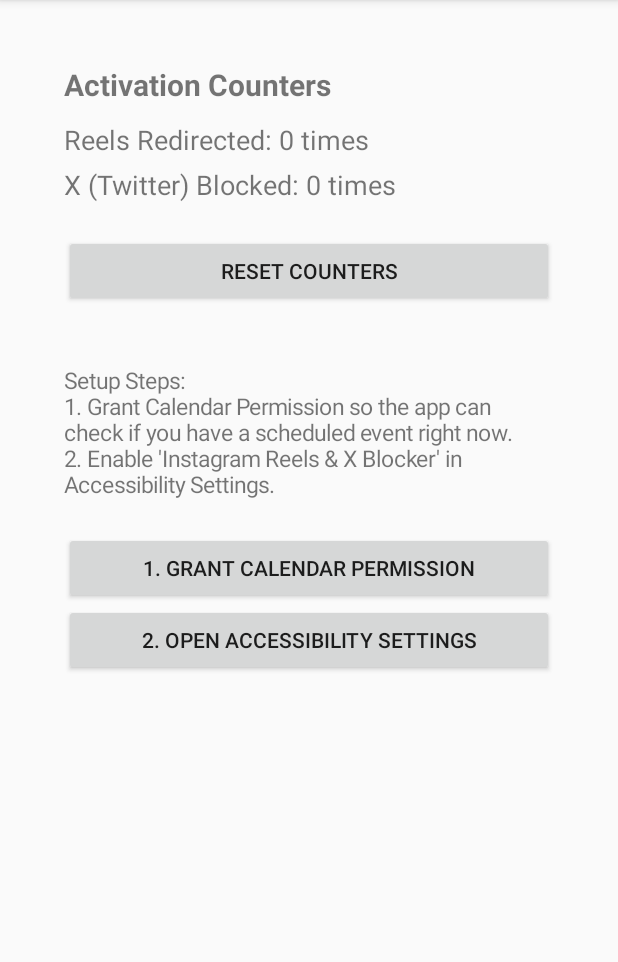
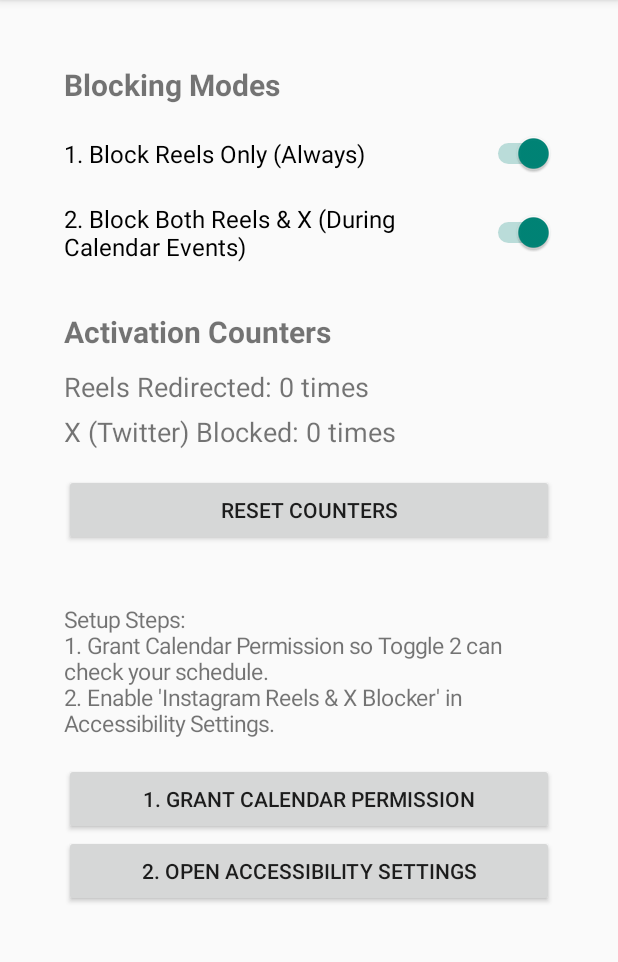
Before and after one commit to trevaah/NoReels, an Android app: the screen it shows after launch (MainActivity), after a tap on "RESET COUNTERS", on a phone screen of 412 x 824 dp, the part 84-1046 px from its top. Run offline under Robolectric (Android 15) with nearby library versions, the phone set to English and light mode, and no system bars.

Commit message:
Add files via upload

```diff
--- a/app/src/main/java/com/example/noreels/MainActivity.kt
+++ b/app/src/main/java/com/example/noreels/MainActivity.kt
@@ -9,6 +9,8 @@ import android.os.Bundle
 import android.provider.Settings
 import android.widget.Button
 import android.widget.LinearLayout
+import android.widget.ScrollView
+import android.widget.Switch
 import android.widget.TextView
 import android.widget.Toast
 import androidx.appcompat.app.AppCompatActivity
@@ -19,20 +21,52 @@ class MainActivity : AppCompatActivity() {
 
     private lateinit var reelsCounterText: TextView
     private lateinit var xCounterText: TextView
+    private lateinit var toggleAlwaysReels: Switch
+    private lateinit var toggleCalendarBoth: Switch
 
     override fun onCreate(savedInstanceState: Bundle?) {
         super.onCreate(savedInstanceState)
 
+        val prefs = getSharedPreferences("NoReelsPrefs", Context.MODE_PRIVATE)
+
+        val scrollView = ScrollView(this)
         val layout = LinearLayout(this).apply {
             orientation = LinearLayout.VERTICAL
             setPadding(64, 64, 64, 64)
+        }
+
+        val modesHeader = TextView(this).apply {
+            text = "Blocking Modes"
+            textSize = 20f
+            setTypeface(null, Typeface.BOLD)
+            setPadding(0, 0, 0, 16)
+        }
+
+        toggleAlwaysReels = Switch(this).apply {
+            text = "1. Block Reels Only (Always)"
+            textSize = 16f
+            setPadding(0, 16, 0, 16)
+            isChecked = prefs.getBoolean("toggle_reels_always", true)
+            setOnCheckedChangeListener { _, isChecked ->
+                prefs.edit().putBoolean("toggle_reels_always", isChecked).apply()
+            }
+        }
+
+        toggleCalendarBoth = Switch(this).apply {
+            text = "2. Block Both Reels & X (During Calendar Events)"
+            textSize = 16f
+            setPadding(0, 16, 0, 32)
+            isChecked = prefs.getBoolean("toggle_both_calendar", true)
+            setOnCheckedChangeListener { _, isChecked ->
+                prefs.edit().putBoolean("toggle_both_calendar", isChecked).apply()
+            }
         }
 
         val statsHeader = TextView(this).apply {
             text = "Activation Counters"
             textSize = 20f
             setTypeface(null, Typeface.BOLD)
-            setPadding(0, 0, 0, 16)
+            setPadding(0, 16, 0, 16)
         }
 
         reelsCounterText = TextView(this).apply {
@@ -42,14 +76,13 @@ class MainActivity : AppCompatActivity() {
 
         xCounterText = TextView(this).apply {
             textSize = 18f
-            setPadding(0, 0, 0, 32)
+            setPadding(0, 0, 0, 24)
         }
 
         val resetBtn = Button(this).apply {
             text = "Reset Counters"
             setOnClickListener {
-                getSharedPreferences("NoReelsPrefs", Context.MODE_PRIVATE)
-                    .edit()
+                prefs.edit()
                     .putInt("reels_count", 0)
                     .putInt("x_block_count", 0)
                     .apply()
@@ -59,10 +92,10 @@ class MainActivity : AppCompatActivity() {
 
         val instructions = TextView(this).apply {
             text = "\nSetup Steps:\n" +
-                   "1. Grant Calendar Permission so the app can check if you have a scheduled event right now.\n" +
+                   "1. Grant Calendar Permission so Toggle 2 can check your schedule.\n" +
                    "2. Enable 'Instagram Reels & X Blocker' in Accessibility Settings."
             textSize = 15f
-            setPadding(0, 32, 0, 32)
+            setPadding(0, 32, 0, 24)
         }
 
         val calendarPermBtn = Button(this).apply {
@@ -88,6 +121,9 @@ class MainActivity : AppCompatActivity() {
             }
         }
 
+        layout.addView(modesHeader)
+        layout.addView(toggleAlwaysReels)
+        layout.addView(toggleCalendarBoth)
         layout.addView(statsHeader)
         layout.addView(reelsCounterText)
         layout.addView(xCounterText)
@@ -96,7 +132,8 @@ class MainActivity : AppCompatActivity() {
         layout.addView(calendarPermBtn)
         layout.addView(accessibilityBtn)
 
-        setContentView(layout)
+        scrollView.addView(layout)
+        setContentView(scrollView)
     }
 
     override fun onResume() {
--- a/app/src/main/res/values/strings.xml
+++ b/app/src/main/res/values/strings.xml
@@ -1,4 +1,4 @@
 <resources>
     <string name="app_name">NoReels</string>
-    <string name="service_description">Redirects Instagram Reels to Home, tracks activations, and blocks X (Twitter) during scheduled Google Calendar events.</string>
+    <string name="service_description">Supports two separate modes: blocking Instagram Reels always, or blocking both Instagram Reels and X during scheduled Google Calendar events.</string>
 </resources>
```
Also changed, not shown: app/build.gradle.kts (+15 -2 lines), app/src/main/java/com/example/noreels/ReelsBlockerService.kt (+14 -7 lines), 1 other file.
